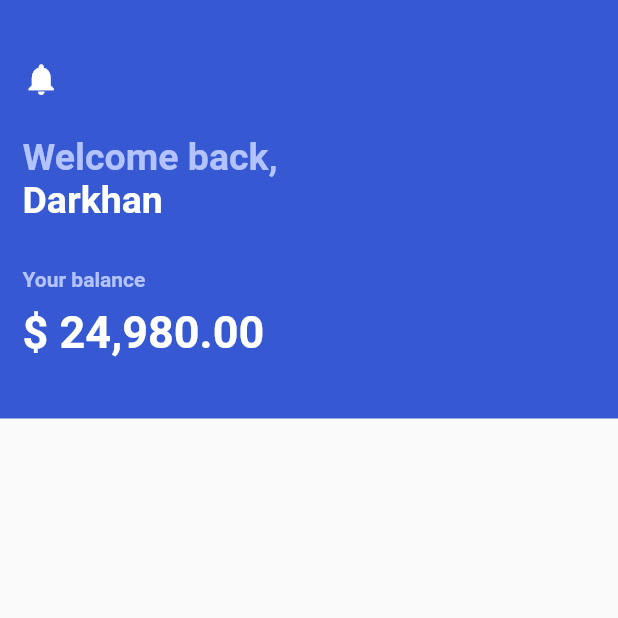
After one commit to Crepiks/psb-payments, a Flutter app: the screen it shows after launch, after a tap on "Перейти на страницу транзакции", on a phone screen of 412 x 824 dp, the top half of it. The commit adds this screen. Run offline on Flutter 3.47's test engine with Material 2 defaults, Android fonts, the phone set to English and light mode, and no system bars.

Commit message:
feat: implemented balance block

```diff
--- a/lib/app.dart
+++ b/lib/app.dart
@@ -1,13 +1,26 @@
 import 'package:flutter/material.dart';
+import 'package:payments/screens/transactions_screen.dart';
 
 class PaymentsScreen extends StatelessWidget {
-  const PaymentsScreen({Key? key}) : super(key: key);
-
   @override
   Widget build(BuildContext context) {
     return Container(
       child: Center(
-        child: Text("This is Payments Screen"),
+        child: Column(
+          mainAxisAlignment: MainAxisAlignment.center,
+          children: <Widget>[
+            Text('This is Payments Screen'),
+            TextButton(
+              onPressed: () => Navigator.push(
+                context,
+                MaterialPageRoute(
+                  builder: (c) => TransactionsScreen(),
+                ),
+              ),
+              child: Text('Перейти на страницу транзакции'),
+            )
+          ],
+        ),
       ),
     );
   }
--- /dev/null
+++ b/lib/screens/transactions_screen.dart
@@ -0,0 +1,26 @@
+import 'package:flutter/material.dart';
+import 'package:payments/widgets/transactions/balance_block.dart';
+
+class TransactionsScreen extends StatelessWidget {
+  @override
+  Widget build(BuildContext context) {
+    return Scaffold(
+      body: SafeArea(
+        child: Container(
+          child: SingleChildScrollView(
+            child: Container(
+              child: Column(
+                children: <Widget>[
+                  BalanceBlock(
+                    name: 'Darkhan',
+                    balance: '24,980.00',
+                  ),
+                ],
+              ),
+            ),
+          ),
+        ),
+      ),
+    );
+  }
+}
--- /dev/null
+++ b/lib/widgets/transactions/balance_block.dart
@@ -0,0 +1,64 @@
+import 'package:flutter/material.dart';
+
+class BalanceBlock extends StatelessWidget {
+  final String name;
+  final String balance;
+
+  const BalanceBlock({required this.name, required this.balance});
+
+  @override
+  Widget build(BuildContext context) {
+    return Container(
+      color: Color(0xFF3758D3),
+      width: double.infinity,
+      padding: EdgeInsets.symmetric(horizontal: 15, vertical: 40),
+      child: Column(
+        crossAxisAlignment: CrossAxisAlignment.start,
+        children: <Widget>[
+          Icon(
+            Icons.notifications,
+            color: Colors.white,
+            size: 25,
+          ),
+          SizedBox(height: 25),
+          Container(
+            child: RichText(
+              text: TextSpan(
+                style: TextStyle(fontWeight: FontWeight.bold, fontSize: 25),
+                children: <TextSpan>[
+                  TextSpan(
+                    text: 'Welcome back,\n',
+                    style: TextStyle(
+                      color: Color(0xFFB2C3FF),
+                    ),
+                  ),
+                  TextSpan(
+                    text: name,
+                    style: TextStyle(fontWeight: FontWeight.bold),
+                  ),
+                ],
+              ),
+            ),
+          ),
+          SizedBox(height: 30),
+          Text(
+            'Your balance',
+            style: TextStyle(
+              color: Color(0xFFB2C3FF),
+              fontWeight: FontWeight.w700,
+            ),
+          ),
+          SizedBox(height: 10),
+          Text(
+            '\$ $balance',
+            style: TextStyle(
+              color: Colors.white,
+              fontSize: 30,
+              fontWeight: FontWeight.bold,
+            ),
+          ),
+        ],
+      ),
+    );
+  }
+}
```
Also changed, not shown: pubspec.lock.
